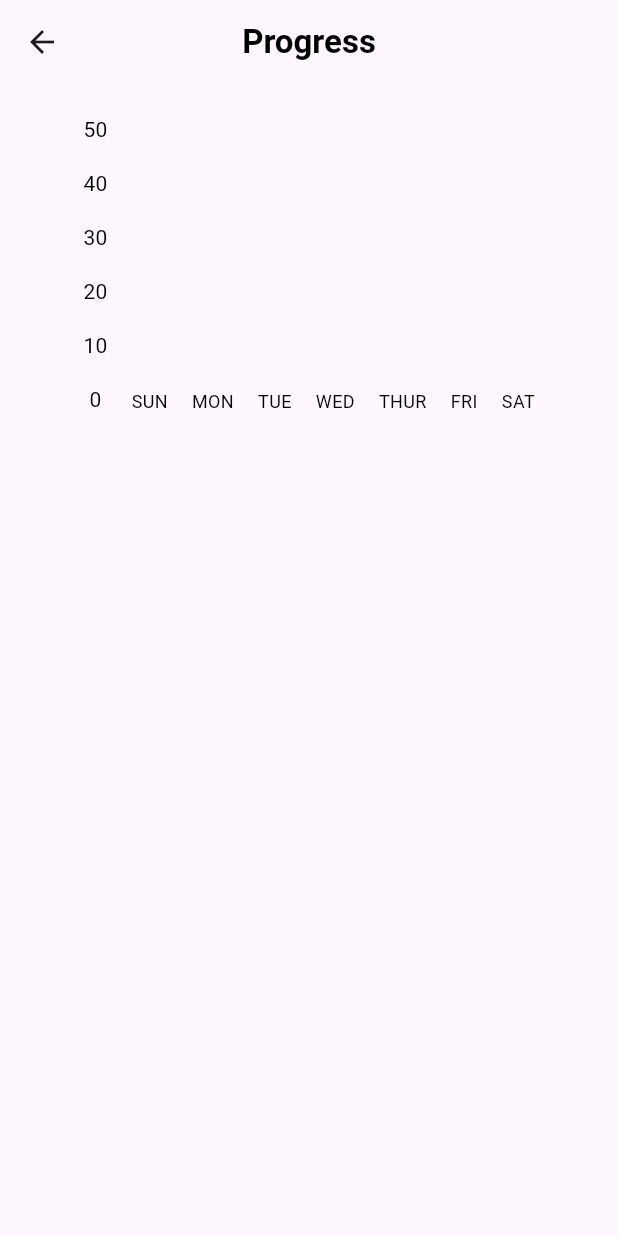
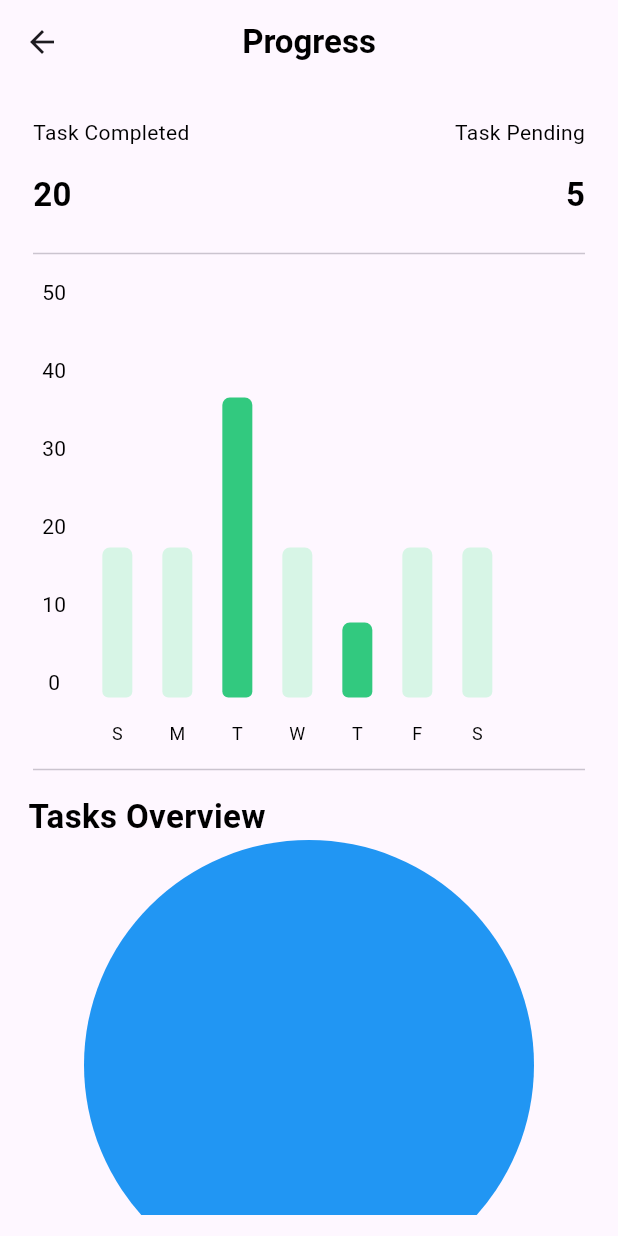
Before and after one commit to Pawan89844/Todo, a Flutter app: the ProgressView screen opened directly, on a phone screen of 412 x 824 dp. Run offline on Flutter 3.47's test engine with Material 3 defaults, Android fonts, the phone set to English and light mode, and no system bars; our stand-ins replace yaml; missing offline and left inert: animator; accounts and stored records are empty.

Commit message:
Bar Chart and Custom painter

```diff
--- /dev/null
+++ b/lib/module/progress/components/pie_chart.dart
@@ -0,0 +1,50 @@
+import 'dart:ui';
+
+import 'package:flutter/material.dart';
+import 'dart:math' as math;
+
+class PieChart extends CustomPainter {
+  final double width;
+  final double height;
+  final List<PieChartData> data;
+
+  PieChart({required this.width, required this.height, required this.data});
+  @override
+  void paint(Canvas canvas, Size size) {
+    // final center = Offset(width, 2.0);
+    final center = Offset(width / 2, height / 2);
+    final radius = math.min(width / 2, height / 2);
+    final paint = Paint();
+    paint.color = Colors.blue;
+    paint.style = PaintingStyle.fill;
+    canvas.drawCircle(center, radius, paint);
+    // double total = 0;
+    // for (var item in data) {
+    //   total += item.value;
+    // }
+
+    // double startAngle = 270; // degrees - starting angle
+
+    // for (var item in data) {
+    //   double sweepAngle = (item.value / total) * 360; // degrees - sweep angle
+    //   final paint = Paint()
+    //     ..color = item.color
+    //     ..style = PaintingStyle.fill;
+    //   canvas.drawArc(Rect.fromCircle(center: center, radius: radius),
+    //       (startAngle), (sweepAngle), true, paint);
+    //   startAngle += sweepAngle;
+    // }
+  }
+
+  @override
+  bool shouldRepaint(covariant PieChart oldDelegate) {
+    return data != oldDelegate.data;
+  }
+}
+
+class PieChartData {
+  final double value;
+  final Color color;
+
+  PieChartData({required this.value, required this.color});
+}
--- a/lib/module/progress/components/progress_component.dart
+++ b/lib/module/progress/components/progress_component.dart
@@ -1,6 +1,10 @@
 import 'package:flutter/material.dart';
 import 'package:provider/provider.dart';
+import 'package:todo/module/progress/components/pie_chart.dart';
+import 'package:todo/module/progress/model/progress_model.dart';
 import 'package:todo/module/progress/view%20model/progress_view_model.dart';
+import 'package:todo/style/theme/app_colors.dart';
+import 'package:todo/widgets/text/app_heading.dart';
 import 'package:todo/widgets/text/app_text.dart';
 
 class ProgressComponent extends StatelessWidget {
@@ -8,52 +12,162 @@ class ProgressComponent extends StatelessWidget {
 
   @override
   Widget build(BuildContext context) {
-    // var viewModel = Provider.of<ProgressViewModel>(context);
-    // int _len = viewModel.progress?.tasks.length as int;
     return Consumer<ProgressViewModel>(builder: (context, value, _) {
       if (value.progress == null) {
         return Container();
       } else {
         int _len = value.progress?.tasks.length as int;
         int _lenDay = value.progress?.days.length as int;
-        var progress = value.progress?.tasks.reversed.toList();
+        var progress = value.progress?.tasks;
         var days = value.progress?.days;
 
         return Padding(
-          padding: const EdgeInsets.all(12.0),
+          padding: const EdgeInsets.all(14.0),
+          child: SingleChildScrollView(
             child: Column(
               children: [
-              Row(
-                mainAxisAlignment: MainAxisAlignment.center,
-                crossAxisAlignment: CrossAxisAlignment.end,
-                children: [
-                  Column(
-                    children: [
-                      for (int i = 0; i < _len; i++)
+                BarChart(
+                    len: _len, progress: progress, lenDay: _lenDay, days: days),
+                const Padding(
+                  padding: EdgeInsets.all(8.0),
+                  child: Divider(),
+                ),
                 Container(
                     alignment: Alignment.centerLeft,
-                          margin: const EdgeInsets.all(8.0),
-                          child: AppText(
-                            progress?[i].amount.toString() as String,
-                          ),
-                        ),
+                    margin: const EdgeInsets.symmetric(horizontal: 5.0),
+                    child: const AppHeading('Tasks Overview')),
+                Container(
+                  height: 300.0,
+                  width: 300.0,
+                  child: CustomPaint(
+                      painter: PieChart(width: 300.0, height: 300.0, data: [
+                    PieChartData(value: 30, color: Colors.blue),
+                    PieChartData(value: 50, color: Colors.orange),
+                    PieChartData(value: 20, color: Colors.green),
+                  ])),
+                )
               ],
             ),
-                  for (int j = 0; j < _lenDay; j++)
-                    Container(
-                      alignment: Alignment.bottomCenter,
-                      margin: const EdgeInsets.all(8.0),
-                      child: AppText(
-                        days?[j].day.toUpperCase() as String,
-                        fontSize: 12.0,
-                      ),
-                    )
-                ],
-              )
-            ],
           ),
         );
       }
     });
   }
 }
+
+class BarChart extends StatelessWidget {
+  const BarChart({
+    super.key,
+    required int len,
+    required this.progress,
+    required int lenDay,
+    required this.days,
+  })  : _len = len,
+        _lenDay = lenDay;
+
+  final int _len;
+  final List<ProgressTasks>? progress;
+  final int _lenDay;
+  final List<ProgressDay>? days;
+
+  @override
+  Widget build(BuildContext context) {
+    return Column(
+      children: [
+        // const Padding(padding: EdgeInsets.all(8.0), child: Divider()),
+        Row(
+          mainAxisAlignment: MainAxisAlignment.spaceBetween,
+          children: [
+            Column(
+              crossAxisAlignment: CrossAxisAlignment.start,
+              children: [
+                Container(
+                    alignment: Alignment.centerLeft,
+                    margin: const EdgeInsets.symmetric(
+                        vertical: 8.0, horizontal: 8.0),
+                    child: const AppText(
+                      'Task Completed',
+                    )),
+                Container(
+                    alignment: Alignment.centerLeft,
+                    margin: const EdgeInsets.symmetric(
+                        vertical: 8.0, horizontal: 8.0),
+                    child: const AppHeading(
+                      '20',
+                    )),
+              ],
+            ),
+            Column(
+              crossAxisAlignment: CrossAxisAlignment.end,
+              children: [
+                Container(
+                    alignment: Alignment.centerLeft,
+                    margin: const EdgeInsets.symmetric(
+                        vertical: 8.0, horizontal: 8.0),
+                    child: const AppText(
+                      'Task Pending',
+                    )),
+                Container(
+                    alignment: Alignment.centerLeft,
+                    margin: const EdgeInsets.symmetric(
+                        vertical: 8.0, horizontal: 8.0),
+                    child: const AppHeading('5')),
+              ],
+            ),
+          ],
+        ),
+        const Padding(padding: EdgeInsets.all(8.0), child: Divider()),
+        Row(
+          mainAxisAlignment: MainAxisAlignment.start,
+          crossAxisAlignment: CrossAxisAlignment.end,
+          children: [
+            Column(
+              children: List.generate(
+                  _len,
+                  (i) => Container(
+                        margin: const EdgeInsets.only(
+                            left: 14.0, right: 14.0, bottom: 32.0),
+                        child: AppText('${progress?[i].amount.toString()}'),
+                      )).reversed.toList(),
+            ),
+            for (int j = 0; j < _lenDay; j++)
+              Column(
+                children: [
+                  Container(
+                    height: j == 2
+                        ? 200.0
+                        : j == 4
+                            ? 50.0
+                            : 100.0,
+                    width: 20.0,
+                    margin: const EdgeInsets.all(10.0),
+                    decoration: BoxDecoration(
+                        color: j == 2 || j == 4
+                            ? const Color(0xFF32C97F)
+                            : const Color(0xFFD7F5E6),
+                        borderRadius: const BorderRadius.only(
+                            topLeft: Radius.circular(5.0),
+                            topRight: Radius.circular(5.0),
+                            bottomLeft: Radius.circular(4.0),
+                            bottomRight: Radius.circular(4.0))),
+                  ),
+                  Row(
+                    mainAxisAlignment: MainAxisAlignment.center,
+                    children: [
+                      Container(
+                        margin: const EdgeInsets.only(bottom: 0.0, top: 5.0),
+                        child: AppText(
+                            days?[j].day.toUpperCase().substring(0, 1)
+                                as String,
+                            fontSize: 12.0),
+                      )
+                    ],
+                  )
+                ],
+              ),
+          ],
+        ),
+      ],
+    );
+  }
+}
--- a/lib/module/progress/view/progress_view.dart
+++ b/lib/module/progress/view/progress_view.dart
@@ -13,7 +13,8 @@ class ProgressView extends StatelessWidget {
       appBar: AppBar(
           elevation: 0.0,
           title: const AppHeading('Progress'),
-          centerTitle: true),
+          centerTitle: true,
+          scrolledUnderElevation: 0.0),
       body: ChangeNotifierProvider(
           create: (context) => ProgressViewModel()..getProgress(),
           child: const ProgressComponent()),
```
Lines whose indentation alone changed are shown as unchanged.
